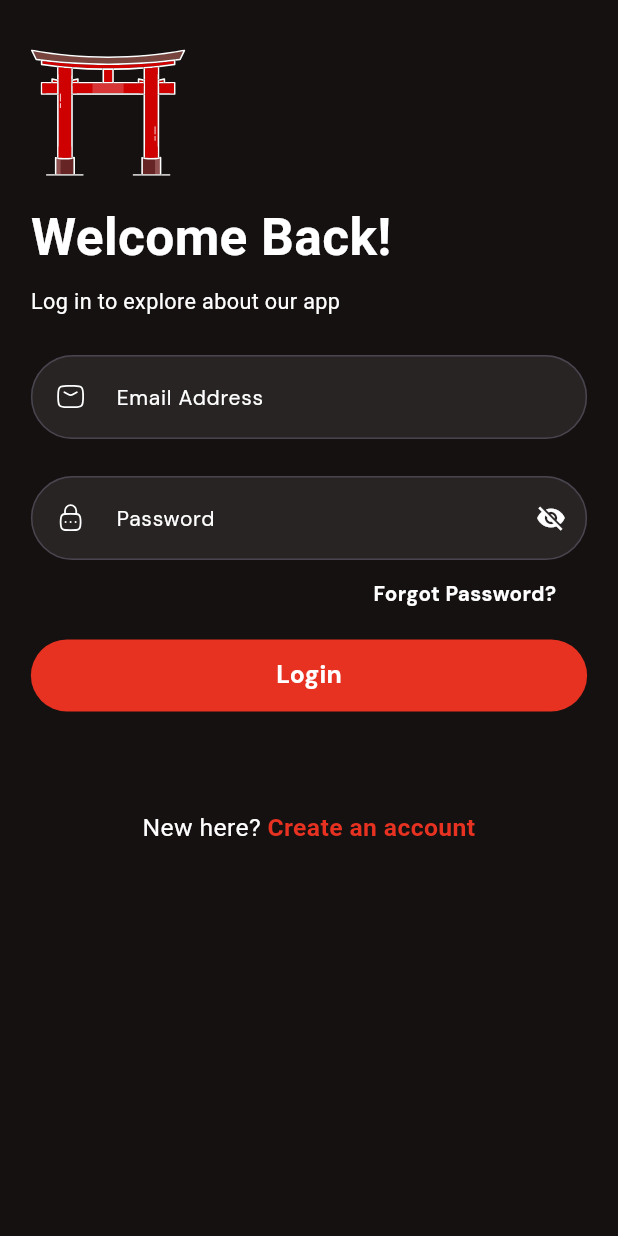
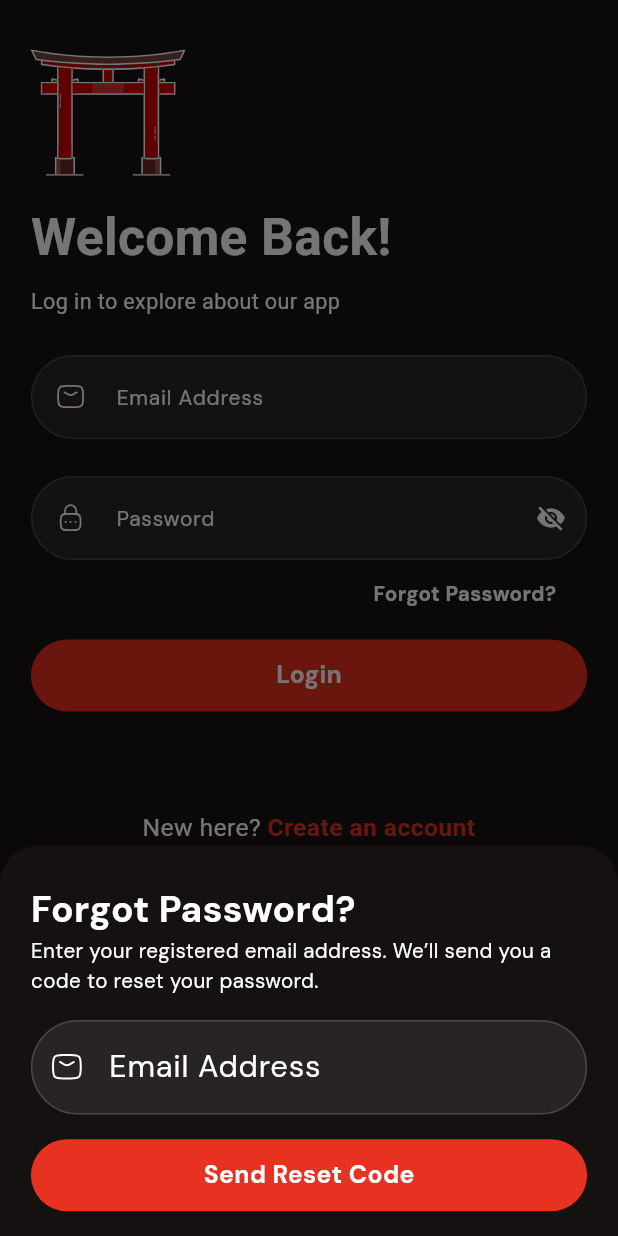
Before and after one commit to alanpaul5433-gif/toriino-todd, a Flutter app: the screen it shows after launch, after a tap on "Forgot Password?", on a phone screen of 412 x 824 dp. Run offline on Flutter 3.47's test engine with Material 3 defaults, Android fonts, the phone set to English and light mode, and no system bars; our stand-ins replace file_picker, firebase_core, firebase_crashlytics, firebase_messaging, flutter_advanced_drawer, flutter_screenutil and 9 more; missing offline and left inert: agora_rtc_engine, amazon_cognito_identity_dart_2, awesome_calendart, flutter_stripe; accounts and stored records are empty; Roboto replaces fonts that are missing (Rethink Sans); project files that could hold a hidden picture were left out.

Commit message:
fix(login): check email format; reset sheet validates inline and never fakes success
- Login rejects a malformed email before asking for the password (UAT L1).
- "Forgot Password?" row is tappable across its width, not only the text (L2).
- Reset sheet: empty or malformed email shows an inline error under the field
  (the toast was hidden behind the sheet, L3); a failed request shows the
  error instead of the old "Reset code sent!" fallback; the button shows a
  loading state; bottom padding includes the navigation bar so the button is
  not covered; the copy says "code" to match the button (L4).

Co-Authored-By: Claude Opus 5.5 <noreply@anthropic.com>

```diff
--- a/lib/view/auth/login_view.dart
+++ b/lib/view/auth/login_view.dart
@@ -50,6 +50,10 @@ class _LoginviewState extends State<Loginview> {
   Future<void> _handleLogin() async {
     if (emailController.text.isEmpty) {
       Utils.toastMassage("Please Enter Email First");
+      return;
+    }
+    if (!_looksLikeEmail(emailController.text)) {
+      Utils.toastMassage("Please enter a valid email address");
       return;
     }
     if (passwordController.text.isEmpty) {
@@ -242,6 +246,8 @@ class _LoginviewState extends State<Loginview> {
                 ),
                 SizedBox(height: Responsive.h(1.5)),
                 GestureDetector(
+                  // The whole row is tappable, not only the glyphs of the text (UAT L2).
+                  behavior: HitTestBehavior.opaque,
                   onTap: () {
                     _showForgotPasswordBottomSheet(context, emailController);
                   },
@@ -322,6 +328,9 @@ class _LoginviewState extends State<Loginview> {
 
 }
 
+bool _looksLikeEmail(String value) =>
+    RegExp(r'^[^s@]+@[^s@]+.[^s@]{2,}$').hasMatch(value.trim());
+
 void _showForgotPasswordBottomSheet(
   BuildContext context,
   TextEditingController email,
@@ -334,9 +343,39 @@ void _showForgotPasswordBottomSheet(
     ),
     backgroundColor: AppColor.primaryColor,
     builder: (context) {
+      String? error; // shown under the field: a toast was hidden behind the sheet (UAT L3)
+      bool sending = false;
+      return StatefulBuilder(
+        builder: (context, setSheetState) {
+          Future<void> send() async {
+            final value = email.text.trim();
+            if (value.isEmpty || !_looksLikeEmail(value)) {
+              setSheetState(() => error = value.isEmpty
+                  ? 'Please enter your email'
+                  : 'Please enter a valid email address');
+              return;
+            }
+            setSheetState(() { error = null; sending = true; });
+            final result = await AuthService.forgotPassword(email: value);
+            if (!context.mounted) return;
+            if (result['success'] == true) {
+              Navigator.pop(context);
+              Utils.toastMassage(result['message'] ?? "Reset code sent");
+              Get.toNamed(RoutesName.resetPassword, arguments: {'email': value});
+            } else {
+              // Never report success when the request failed.
+              setSheetState(() {
+                sending = false;
+                error = result['message'] ?? 'Could not send the reset code. Please try again.';
+              });
+            }
+          }
+
           return Padding(
+            // Keyboard inset plus the system navigation bar, so the button is never covered (UAT L4).
             padding: EdgeInsets.only(
-          bottom: MediaQuery.of(context).viewInsets.bottom,
+              bottom: MediaQuery.of(context).viewInsets.bottom +
+                  MediaQuery.of(context).viewPadding.bottom,
               left: Responsive.w(5),
               right: Responsive.w(5),
               top: Responsive.h(3),
@@ -355,7 +394,7 @@ void _showForgotPasswordBottomSheet(
                   ),
                 ),
                 Text(
-              "Enter your registered email address. We’ll send you a link to reset your password.",
+                  "Enter your registered email address. We’ll send you a code to reset your password.",
                   style: GoogleFonts.dmSans(
                     color: AppColor.white,
                     fontSize: Responsive.sp(10),
@@ -363,22 +402,27 @@ void _showForgotPasswordBottomSheet(
                   ),
                 ),
                 SizedBox(height: Responsive.h(2)),
-            SizedBox(
-              height: Responsive.h(6),
-              child: TextFormField(
+                TextFormField(
                   style: TextStyle(color: AppColor.white),
                   controller: email,
                   cursorColor: AppColor.red,
                   cursorErrorColor: AppColor.red,
                   keyboardType: TextInputType.emailAddress,
+                  onChanged: (_) {
+                    if (error != null) setSheetState(() => error = null);
+                  },
                   decoration: InputDecoration(
+                    errorText: error,
+                    errorStyle: GoogleFonts.dmSans(color: AppColor.red, fontSize: Responsive.sp(10)),
                     border: OutlineInputBorder(
-                    borderRadius: BorderRadius.circular(
-                      Responsive.w(12),
-                    ), // 6% of width
+                      borderRadius: BorderRadius.circular(Responsive.w(12)),
                       borderSide: BorderSide(color: AppColor.red),
                     ),
                     errorBorder: OutlineInputBorder(
+                      borderRadius: BorderRadius.circular(Responsive.w(12)),
+                      borderSide: BorderSide(color: AppColor.red),
+                    ),
+                    focusedErrorBorder: OutlineInputBorder(
                       borderRadius: BorderRadius.circular(Responsive.w(12)),
                       borderSide: BorderSide(color: AppColor.red),
                     ),
@@ -387,7 +431,7 @@ void _showForgotPasswordBottomSheet(
                       borderRadius: BorderRadius.circular(Responsive.w(12)),
                     ),
                     prefixIcon: Padding(
-                    padding: EdgeInsets.all(Responsive.w(3)), // 2% of width
+                      padding: EdgeInsets.all(Responsive.w(3)),
                       child: SvgPicture.asset("assets/icons/mail-02.svg"),
                     ),
                     filled: true,
@@ -400,28 +444,11 @@ void _showForgotPasswordBottomSheet(
                     ),
                   ),
                 ),
-            ),
                 SizedBox(height: Responsive.h(2)),
                 AuthButton(
                   buttontext: "Send Reset Code",
-              onPress: () async {
-                if (email.text.isEmpty) {
-                  Utils.toastMassage("Please enter your email");
-                  return;
-                }
-                final result = await AuthService.forgotPassword(
-                  email: email.text.trim(),
-                );
-                if (!context.mounted) return;
-                if (result['success'] == true) {
-                  Navigator.pop(context);
-                  Utils.toastMassage(result['message'] ?? "Reset code sent!");
-                  Get.toNamed(RoutesName.resetPassword, arguments: {'email': email.text.trim()});
-                } else {
-                  Utils.toastMassage(result['message'] ?? "Reset code sent!");
-                }
-              },
-              loading: false,
+                  onPress: sending ? () {} : send,
+                  loading: sending,
                 ),
                 SizedBox(height: Responsive.h(2)),
               ],
@@ -429,4 +456,6 @@ void _showForgotPasswordBottomSheet(
           );
         },
       );
+    },
+  );
 }
```
Lines whose indentation alone changed are shown as unchanged.
